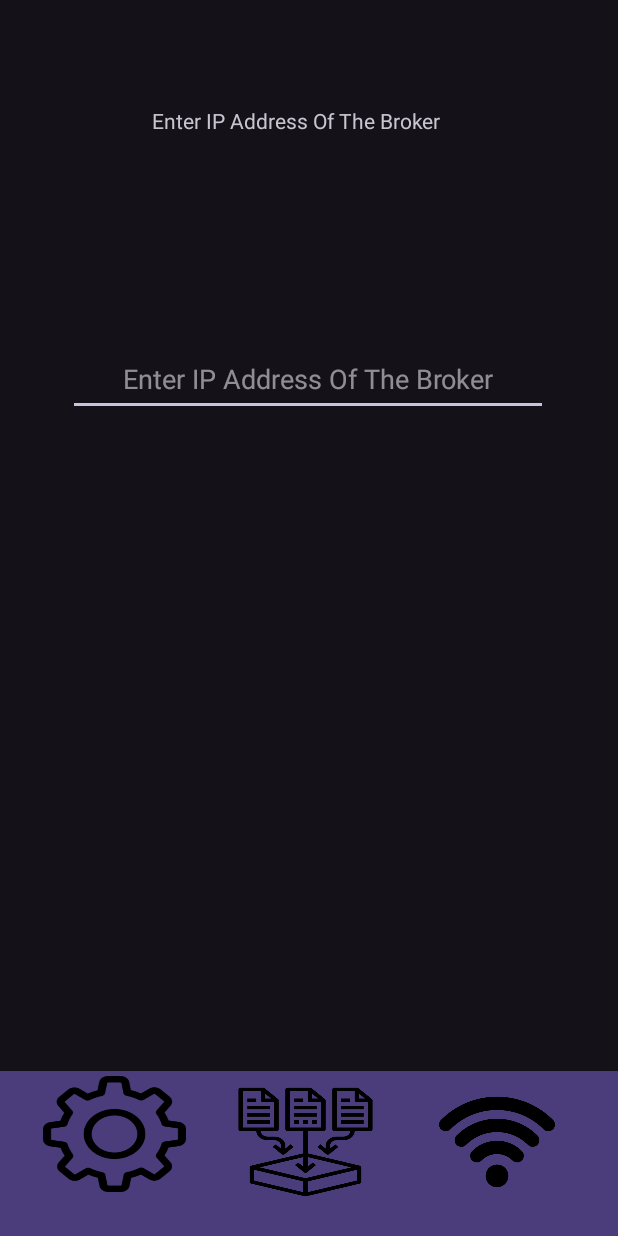
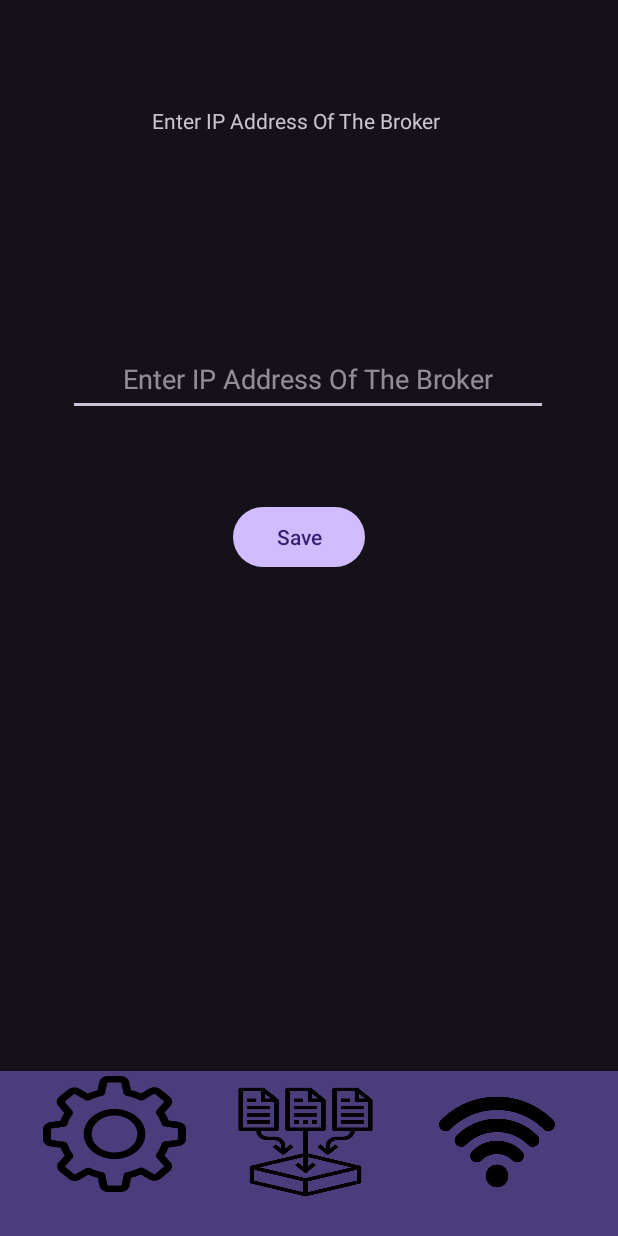
Before and after one commit to wanders00/dit113_systems_development, an Android app: the ConnectActivity screen opened directly, with no data from a screen before it, on a phone screen of 412 x 824 dp. Run offline under Robolectric (Android 15) with nearby library versions, the phone set to English and light mode, and no system bars.

Commit message:
added save button with saving functionallity #47
still lacks the functionallity to use the saved IP address as a wifi connection

```diff
--- a/src/LocusImperiumApp/app/src/main/java/com/group6/locusimperium/ConnectActivity.java
+++ b/src/LocusImperiumApp/app/src/main/java/com/group6/locusimperium/ConnectActivity.java
@@ -1,13 +1,25 @@
 package com.group6.locusimperium;
 
+import android.content.Context;
 import android.content.Intent;
+import android.content.SharedPreferences;
 import android.os.Bundle;
 import android.view.View;
+import android.widget.Button;
+import android.widget.EditText;
 import android.widget.ImageButton;
+import android.widget.Toast;
+import static com.group6.locusimperium.SettingsActivity.SHARED_PREFS;
+
 
 import androidx.appcompat.app.AppCompatActivity;
 
 public class ConnectActivity extends AppCompatActivity {
+    Context context;
+    private Button saveIPButton;
+    private EditText inputIP;
+    private String ipaddress;
+    public static final String IPADDRESS = "ipaddress";
 
     @Override
     protected void onCreate(Bundle savedInstanceState) {
@@ -33,5 +45,41 @@ public class ConnectActivity extends AppCompatActivity {
 
             }
         });
+        inputIP = (EditText) findViewById(R.id.inputIPAddress);
+        saveIPButton = (Button) findViewById(R.id.saveIP);
+        saveIPButton.setOnClickListener(new View.OnClickListener() {
+            /**
+             * saves data when save button is clicked
+             * @return void
+             */
+            @Override
+            public void onClick(View view) {
+                saveIP();
+            }
+        });
+
+        loadIP();
+        updateIP();
     }
+
+
+    public void saveIP() {
+        SharedPreferences sharedPreferences = getSharedPreferences(SHARED_PREFS, MODE_PRIVATE);
+
+        SharedPreferences.Editor editor = sharedPreferences.edit();
+        editor.putString(IPADDRESS, inputIP.getText().toString());
+        editor.apply();
+
+        Toast.makeText(this, "Saved IP", Toast.LENGTH_SHORT).show();
+    }
+
+    public void loadIP() {
+        SharedPreferences sharedPreferences = getSharedPreferences(SHARED_PREFS, MODE_PRIVATE);
+        ipaddress = sharedPreferences.getString(IPADDRESS, "");
+    }
+
+    public void updateIP() {
+        inputIP.setText(ipaddress);
+    }
+
 }
--- a/src/LocusImperiumApp/app/src/main/res/layout/activity_connect.xml
+++ b/src/LocusImperiumApp/app/src/main/res/layout/activity_connect.xml
@@ -18,7 +18,7 @@
         app:layout_constraintVertical_bias="0.094" />
 
     <com.google.android.material.textfield.TextInputEditText
-        android:id="@+id/textInputEditText"
+        android:id="@+id/inputIPAddress"
         android:layout_width="320dp"
         android:layout_height="49dp"
         android:hint="@string/EnterIpBox"
@@ -87,4 +87,19 @@
         app:layout_constraintHorizontal_bias="0.493"
         app:layout_constraintStart_toEndOf="@+id/mainButton"
         app:srcCompat="@drawable/connectactivityicon" />
+
+    <Button
+        android:id="@+id/saveIP"
+        android:layout_width="wrap_content"
+        android:layout_height="wrap_content"
+        android:layout_marginStart="153dp"
+        android:layout_marginTop="20dp"
+        android:layout_marginEnd="167dp"
+        android:layout_marginBottom="296dp"
+        android:text="@string/saveip"
+        app:layout_constraintBottom_toTopOf="@+id/purpBarBackground"
+        app:layout_constraintEnd_toEndOf="parent"
+        app:layout_constraintStart_toStartOf="parent"
+        app:layout_constraintTop_toBottomOf="@+id/inputIPAddress"
+        tools:text="@string/saveip" />
 </androidx.constraintlayout.widget.ConstraintLayout>
--- a/src/LocusImperiumApp/app/src/main/res/values/strings.xml
+++ b/src/LocusImperiumApp/app/src/main/res/values/strings.xml
@@ -21,6 +21,7 @@
     <string name="enterIPText">Enter IP Address Of The Broker</string>
     <string name="rawText">Click Below</string>
     <string name="string">Save</string>
+    <string name="saveip">Save</string>
     <string-array name="diffrentLoudness">
         <item>Quiet</item>
         <item>Moderate</item>
```
